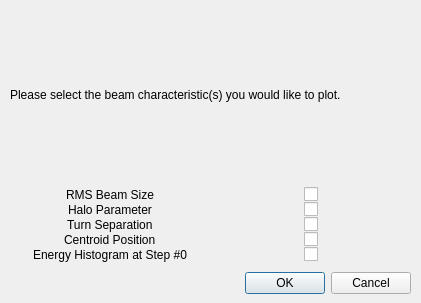
First picture: the form in py_particle_processor_qt/tools/BeamChar/beamchargui.ui, repository DanielWinklehner/py_particle_processor, before the edit.
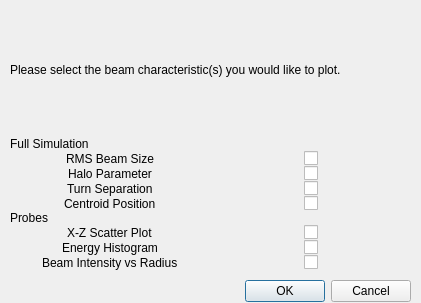
Second picture: the form after the edit.

Commit message: Fixed tools, added probe plot -MY

Diff of the .ui file:
```diff
--- a/py_particle_processor_qt/tools/BeamChar/beamchargui.ui
+++ b/py_particle_processor_qt/tools/BeamChar/beamchargui.ui
@@ -32,7 +32,7 @@
       <x>10</x>
       <y>3</y>
       <width>401</width>
-      <height>291</height>
+      <height>299</height>
      </rect>
     </property>
     <layout class="QVBoxLayout" name="verticalLayout_3">
@@ -63,21 +63,63 @@
      </item>
      <item>
       <layout class="QGridLayout" name="gridLayout">
-       <item row="5" column="1" alignment="Qt::AlignHCenter">
+       <item row="7" column="0">
+        <widget class="QLabel" name="label_9">
+         <property name="text">
+          <string>Probes</string>
+         </property>
+        </widget>
+       </item>
+       <item row="10" column="1" alignment="Qt::AlignHCenter">
+        <widget class="QCheckBox" name="intens">
+         <property name="text">
+          <string/>
+         </property>
+        </widget>
+       </item>
+       <item row="1" column="0">
+        <widget class="QLabel" name="label_8">
+         <property name="text">
+          <string>Full Simulation</string>
+         </property>
+        </widget>
+       </item>
+       <item row="6" column="1" alignment="Qt::AlignHCenter">
         <widget class="QCheckBox" name="centroid">
          <property name="text">
           <string/>
          </property>
         </widget>
        </item>
-       <item row="3" column="0" alignment="Qt::AlignHCenter">
+       <item row="6" column="0" alignment="Qt::AlignHCenter">
+        <widget class="QLabel" name="label_4">
+         <property name="text">
+          <string>Centroid Position</string>
+         </property>
+        </widget>
+       </item>
+       <item row="2" column="1" alignment="Qt::AlignHCenter">
+        <widget class="QCheckBox" name="rms">
+         <property name="text">
+          <string/>
+         </property>
+        </widget>
+       </item>
+       <item row="4" column="1" alignment="Qt::AlignHCenter">
+        <widget class="QCheckBox" name="halo">
+         <property name="text">
+          <string/>
+         </property>
+        </widget>
+       </item>
+       <item row="4" column="0" alignment="Qt::AlignHCenter">
         <widget class="QLabel" name="label_3">
          <property name="text">
           <string>Halo Parameter</string>
          </property>
         </widget>
        </item>
-       <item row="1" column="0" alignment="Qt::AlignHCenter">
+       <item row="2" column="0" alignment="Qt::AlignHCenter">
         <widget class="QLabel" name="label_2">
          <property name="maximumSize">
           <size>
@@ -90,55 +132,55 @@
          </property>
         </widget>
        </item>
-       <item row="3" column="1" alignment="Qt::AlignHCenter">
-        <widget class="QCheckBox" name="halo">
+       <item row="9" column="0" alignment="Qt::AlignHCenter">
+        <widget class="QLabel" name="label_6">
+         <property name="text">
+          <string>Energy Histogram</string>
+         </property>
+        </widget>
+       </item>
+       <item row="5" column="1" alignment="Qt::AlignHCenter">
+        <widget class="QCheckBox" name="turnsep">
          <property name="text">
           <string/>
          </property>
         </widget>
        </item>
        <item row="5" column="0" alignment="Qt::AlignHCenter">
-        <widget class="QLabel" name="label_4">
-         <property name="text">
-          <string>Centroid Position</string>
-         </property>
-        </widget>
-       </item>
-       <item row="1" column="1" alignment="Qt::AlignHCenter">
-        <widget class="QCheckBox" name="rms">
-         <property name="text">
-          <string/>
-         </property>
-        </widget>
-       </item>
-       <item row="4" column="0" alignment="Qt::AlignHCenter">
         <widget class="QLabel" name="label_5">
          <property name="text">
           <string>Turn Separation</string>
          </property>
         </widget>
        </item>
-       <item row="4" column="1" alignment="Qt::AlignHCenter">
-        <widget class="QCheckBox" name="turnsep">
-         <property name="text">
-          <string/>
-         </property>
-        </widget>
-       </item>
-       <item row="6" column="0" alignment="Qt::AlignHCenter">
-        <widget class="QLabel" name="label_6">
-         <property name="text">
-          <string>Energy Histogram at Step #0</string>
-         </property>
-        </widget>
-       </item>
-       <item row="6" column="1" alignment="Qt::AlignHCenter">
+       <item row="9" column="1" alignment="Qt::AlignHCenter">
         <widget class="QCheckBox" name="ehist">
          <property name="text">
           <string/>
          </property>
         </widget>
        </item>
+       <item row="10" column="0" alignment="Qt::AlignHCenter">
+        <widget class="QLabel" name="label_7">
+         <property name="text">
+          <string>Beam Intensity vs Radius</string>
+         </property>
+        </widget>
+       </item>
+       <item row="8" column="0" alignment="Qt::AlignHCenter">
+        <widget class="QLabel" name="label_10">
+         <property name="text">
+          <string>X-Z Scatter Plot</string>
+         </property>
+        </widget>
+       </item>
+       <item row="8" column="1" alignment="Qt::AlignHCenter">
+        <widget class="QCheckBox" name="xz">
+         <property name="text">
+          <string/>
+         </property>
+        </widget>
+       </item>
       </layout>
      </item>
      <item>
```
The commit also changes 3 other files.
